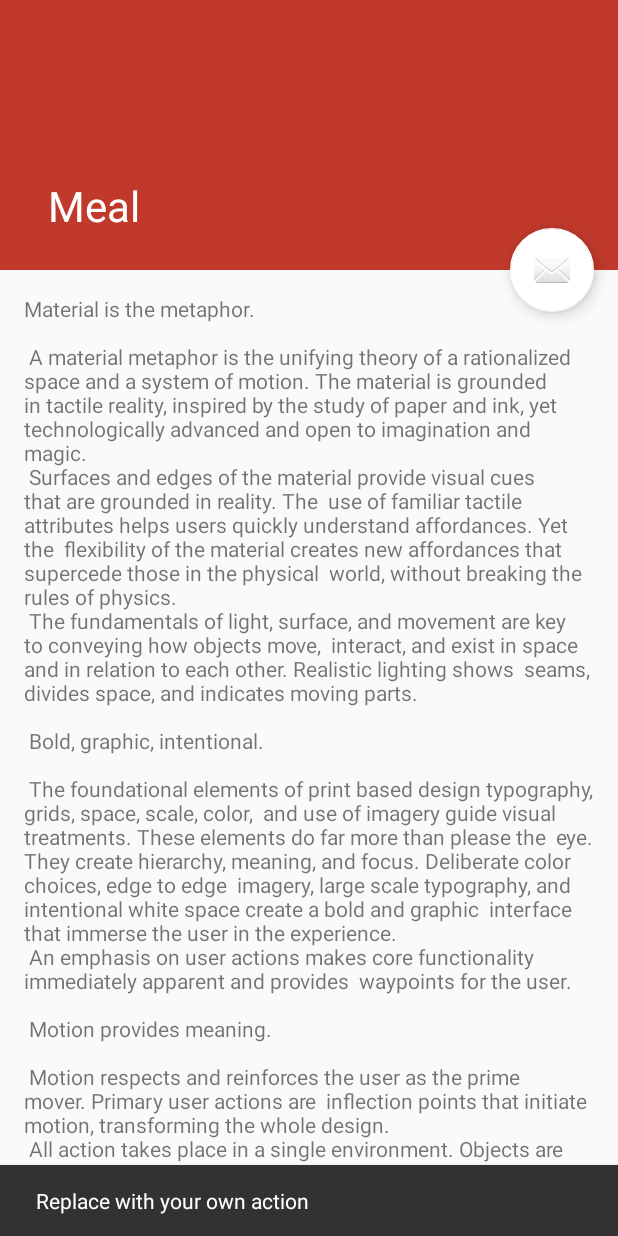
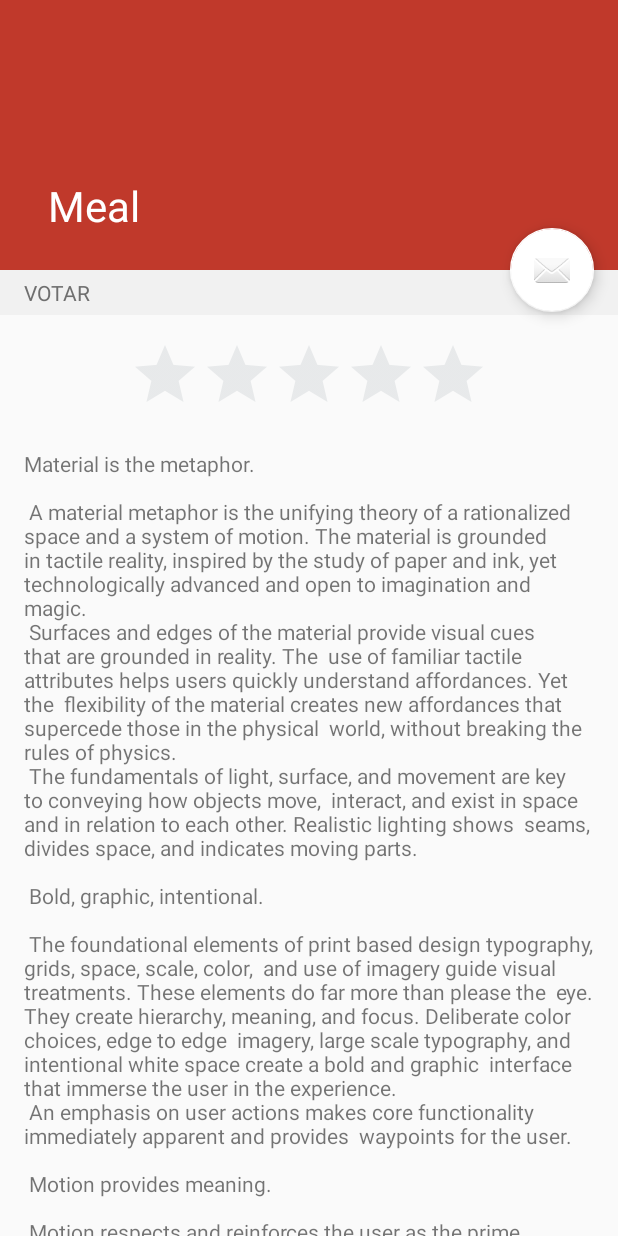
Before and after one commit to kaiomax/RUSpotlight, an Android app: the MealActivity screen opened directly, with no data from a screen before it, after a tap on an icon or button, on a phone screen of 412 x 824 dp. Run offline under Robolectric (Android 15) with nearby library versions, the phone set to English and light mode, and no system bars.

Commit message:
Show RatingBar on MealActivity

```diff
--- a/app/src/main/java/br/ruspotlight/MealActivity.java
+++ b/app/src/main/java/br/ruspotlight/MealActivity.java
@@ -2,10 +2,10 @@ package br.ruspotlight;
 
 import android.os.Bundle;
 import android.support.design.widget.FloatingActionButton;
-import android.support.design.widget.Snackbar;
 import android.support.v7.app.AppCompatActivity;
 import android.support.v7.widget.Toolbar;
 import android.view.View;
+import android.view.ViewStub;
 
 public class MealActivity extends AppCompatActivity {
 
@@ -21,8 +21,8 @@ public class MealActivity extends AppCompatActivity {
         fab.setOnClickListener(new View.OnClickListener() {
             @Override
             public void onClick(View view) {
-                Snackbar.make(view, "Replace with your own action", Snackbar.LENGTH_LONG)
-                        .setAction("Action", null).show();
+                ViewStub stub = (ViewStub) findViewById(R.id.stub_ranking);
+                View inflated = stub.inflate();
             }
         });
     }
--- a/app/src/main/res/layout/content_meal.xml
+++ b/app/src/main/res/layout/content_meal.xml
@@ -8,10 +8,25 @@
     tools:context="br.ruspotlight.MealActivity"
     tools:showIn="@layout/activity_meal">
 
-    <TextView
-        android:layout_width="wrap_content"
+    <LinearLayout
+        android:layout_width="match_parent"
         android:layout_height="wrap_content"
-        android:layout_margin="@dimen/text_margin"
-        android:text="@string/large_text" />
+        android:orientation="vertical">
+
+        <ViewStub
+            android:id="@+id/stub_ranking"
+            android:inflatedId="@+id/ranking_import"
+            android:layout="@layout/meal_ranking"
+            android:layout_width="fill_parent"
+            android:layout_height="wrap_content"
+            android:layout_gravity="bottom" />
+
+        <TextView
+            android:layout_width="wrap_content"
+            android:layout_height="wrap_content"
+            android:layout_margin="@dimen/text_margin"
+            android:text="@string/large_text" />
+
+    </LinearLayout>
 
 </android.support.v4.widget.NestedScrollView>
--- /dev/null
+++ b/app/src/main/res/layout/meal_ranking.xml
@@ -0,0 +1,26 @@
+<?xml version="1.0" encoding="utf-8"?>
+<LinearLayout xmlns:android="http://schemas.android.com/apk/res/android"
+    android:orientation="vertical"
+    android:layout_width="match_parent"
+    android:layout_height="match_parent">
+
+    <TextView
+        android:layout_width="fill_parent"
+        android:layout_height="30dp"
+        android:paddingLeft="@dimen/text_margin"
+        android:layout_marginBottom="@dimen/text_margin"
+        android:gravity="center_vertical"
+        android:text="Votar"
+        android:textSize="14sp"
+        android:textColor="#6F6F6F"
+        android:textAllCaps="true"
+        android:background="#F1F1F1" />
+
+    <RatingBar
+        android:id="@+id/rating_bar"
+        android:layout_width="wrap_content"
+        android:layout_height="wrap_content"
+        android:layout_gravity="center"
+        android:theme="@style/RatingBar"/>
+
+</LinearLayout>
--- a/app/src/main/res/values/colors.xml
+++ b/app/src/main/res/values/colors.xml
@@ -3,6 +3,9 @@
     <color name="colorPrimary">#c0392b</color>
     <color name="colorPrimaryDark">#86271e</color>
     <color name="colorAccent">#ffffff</color>
+    <color name="colorStar">#f1c40f</color>
+    <color name="silver">#bdc3c7</color>
+    <color name="green">#2ecc71</color>
     <color name="cardapioPrimary">#8a8e9c</color>
     <color name="cardapioPrimaryDark">#7c7e8b</color>
     <color name="cardapioColorAccent">#f54850</color>
--- a/app/src/main/res/values/styles.xml
+++ b/app/src/main/res/values/styles.xml
@@ -16,4 +16,9 @@
     <style name="CollapsingToolbarLayout.TitleText" parent="@android:style/TextAppearance.Medium">
         <item name="android:textSize">28sp</item>
     </style>
+
+    <style name="RatingBar" parent="Theme.AppCompat">
+        <item name="colorControlNormal">@color/silver</item>
+        <item name="colorControlActivated">@color/colorStar</item>
+    </style>
 </resources>
```
